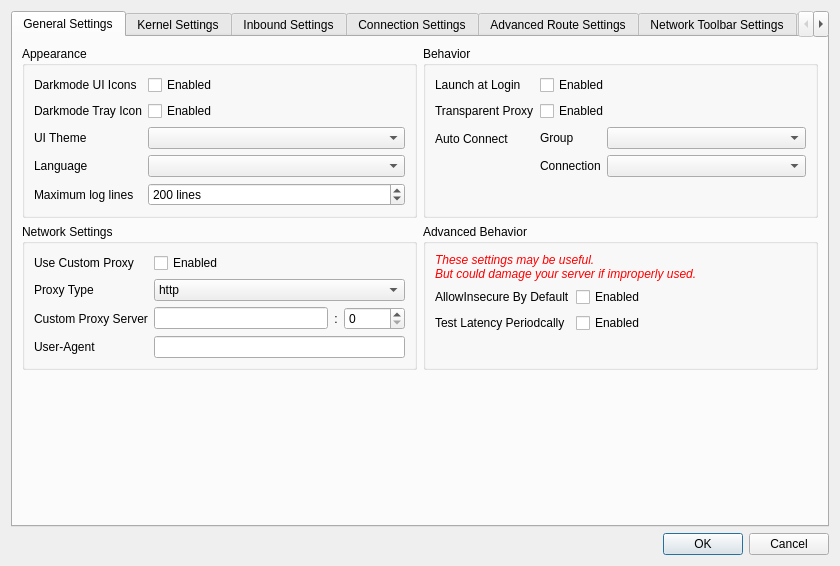
Before: the Qt Designer form src/ui/w_PreferencesWindow.ui in Qv2ray/Qv2ray, drawn with Qt 5.
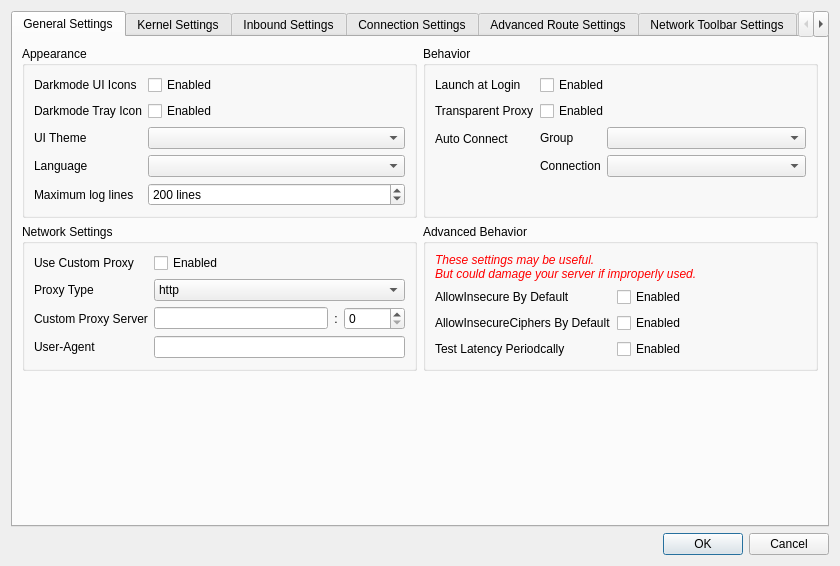
After: the same form once the commit is applied. Icons and pictures are not drawn.

Commit message: add: test adding allowInsecure allowInsecureCipher

```diff
--- a/src/ui/w_PreferencesWindow.ui
+++ b/src/ui/w_PreferencesWindow.ui
@@ -347,14 +347,14 @@
               </property>
              </widget>
             </item>
-            <item row="2" column="0">
+            <item row="3" column="0">
              <widget class="QLabel" name="label_83">
               <property name="text">
                <string>Test Latency Periodcally</string>
               </property>
              </widget>
             </item>
-            <item row="2" column="1">
+            <item row="3" column="1">
              <widget class="QCheckBox" name="setTestLatenctCB">
               <property name="toolTip">
                <string>Run TCPing or ICMPing periodcally after connecting to a server.
@@ -383,6 +383,20 @@
               </property>
              </widget>
             </item>
+            <item row="2" column="0">
+             <widget class="QLabel" name="label_85">
+              <property name="text">
+               <string>AllowInsecureCiphers By Default</string>
+              </property>
+             </widget>
+            </item>
+            <item row="2" column="1">
+             <widget class="QCheckBox" name="setAllowInsecureCiphersCB">
+              <property name="text">
+               <string>Enabled</string>
+              </property>
+             </widget>
+            </item>
            </layout>
           </widget>
          </item>
```
The commit also changes 9 other files.
